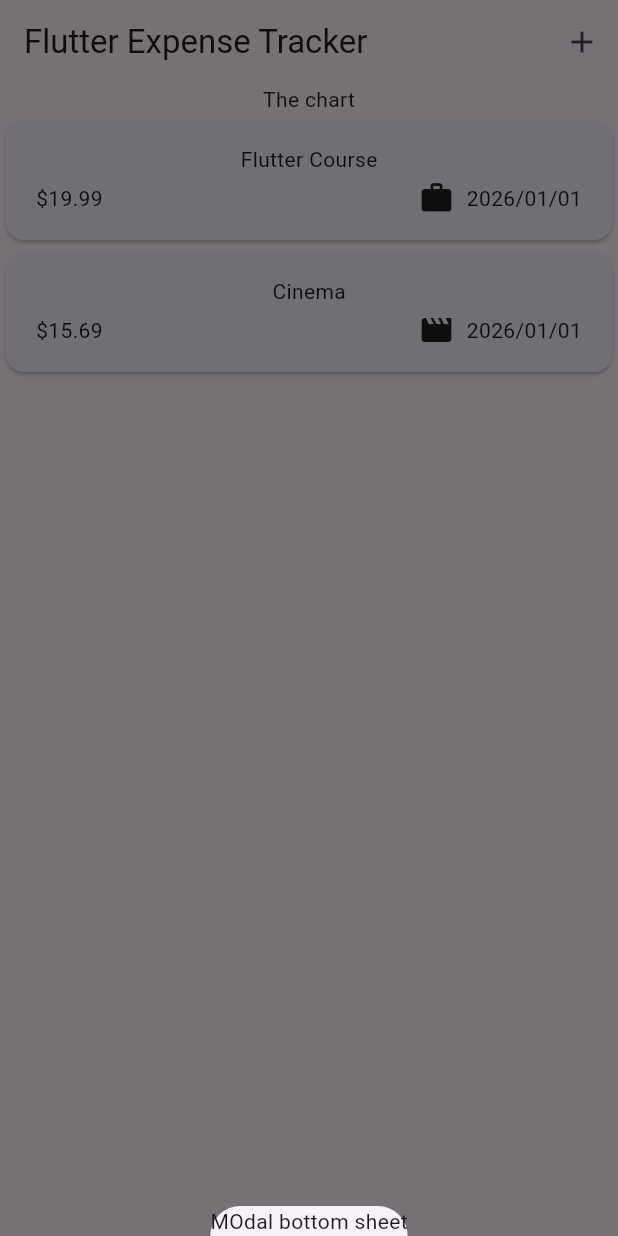
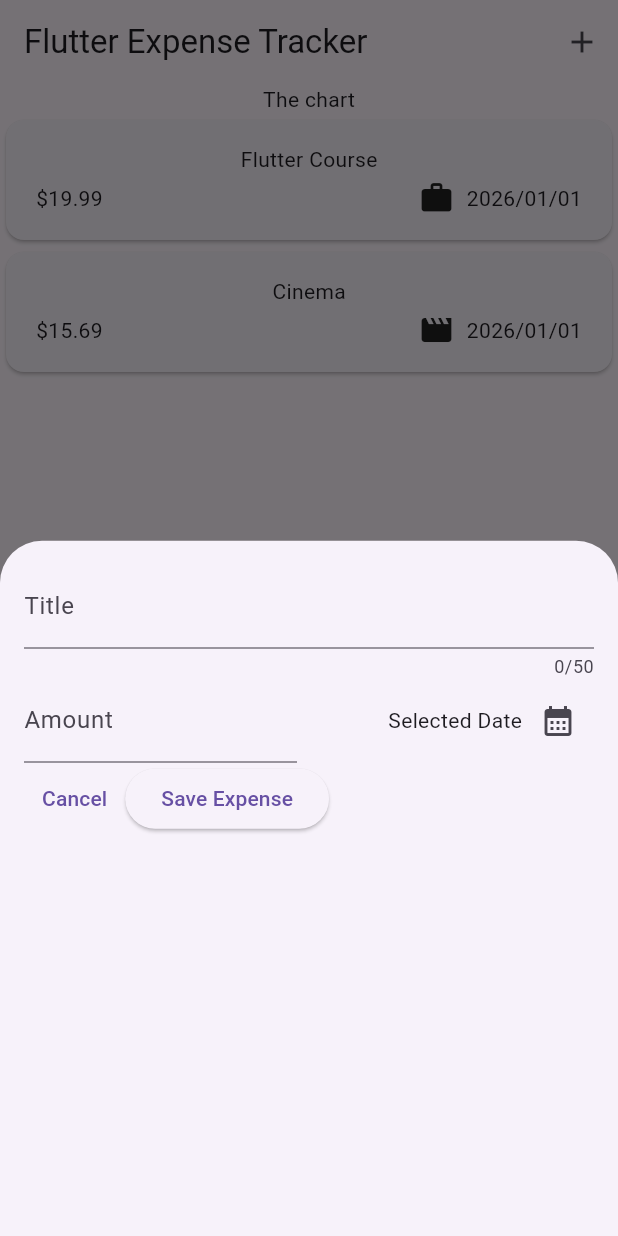
Before and after one commit to ted-parkhyunwoo/codepalette, a Flutter app: the screen it shows after launch, after a tap on the "add" icon, on a phone screen of 412 x 824 dp. Run offline on Flutter 3.47's test engine with Material 3 defaults, Android fonts, the phone set to English and light mode, and no system bars; our stand-ins replace google_fonts.

Commit message:
fix: add 버튼 누르면 새 가계부 등록 위젯 전개되도록 개선

```diff
--- a/skill_refine/current_courses/flutter/flutter_projects/expense_tracker/lib/widgets/expenses.dart
+++ b/skill_refine/current_courses/flutter/flutter_projects/expense_tracker/lib/widgets/expenses.dart
@@ -1,5 +1,6 @@
 import 'package:expense_tracker/widgets/expenses_list/expenses_list.dart';
 import 'package:expense_tracker/models/expense.dart';
+import 'package:expense_tracker/widgets/new_expense.dart';
 import 'package:flutter/material.dart';
 
 class Expenses extends StatefulWidget {
@@ -26,8 +27,12 @@
     ),
   ];
 
+  //! show ModalBottomSheet 는 context(현재 위젯의 주소: 위젯트리 위치정보 정도로 이해하면 됨)를 토대로 builder로 생성한 위젯을 화면 하단에 로드
   void _openAddExpenseOverlay() {
-    showModalBottomSheet(context: context, builder: (context) => Text("MOdal bottom sheet"));
+    showModalBottomSheet(
+      context: context,
+      builder: (context) => NewExpense(),
+    );
   }
 
   @override
--- a/skill_refine/current_courses/flutter/flutter_projects/expense_tracker/lib/widgets/expenses_list/expense_item.dart
+++ b/skill_refine/current_courses/flutter/flutter_projects/expense_tracker/lib/widgets/expenses_list/expense_item.dart
@@ -1,5 +1,8 @@
 import 'package:expense_tracker/models/expense.dart';
 import 'package:flutter/material.dart';
+
+// 각개의 Expense 를 widget으로 전환(Card)
+// ExpensesList에서 ListView로 로드하여 위젯으로 전환 사용중
 
 class ExpenseItem extends StatelessWidget {
   const ExpenseItem({super.key, required this.expense});
--- a/skill_refine/current_courses/flutter/flutter_projects/expense_tracker/lib/widgets/expenses_list/expenses_list.dart
+++ b/skill_refine/current_courses/flutter/flutter_projects/expense_tracker/lib/widgets/expenses_list/expenses_list.dart
@@ -9,6 +9,9 @@
 
   @override
   Widget build(BuildContext context) {
+    //! ListView.builder = itemCount 갯수만큼 itemBuilder로 List를 전개하여 표현(렌더링)할 위젯: ExpensiveItem을 설정
+    // map과 거의 동일하게 작동하나, ListView 는 필요한만큼만 지연하여 생성: 데이터가 많을 때 스크롤시 그때그때 생성
+    // map은 한번에 다 로드하기 때문에 앱이 멈춘것 처럼 표현 될 수 있음
     return ListView.builder(
       itemCount: expenses.length,
       itemBuilder: (context, index) =>
--- /dev/null
+++ b/skill_refine/current_courses/flutter/flutter_projects/expense_tracker/lib/widgets/new_expense.dart
@@ -0,0 +1,117 @@
+import 'package:flutter/material.dart';
+
+class NewExpense extends StatefulWidget {
+  const NewExpense({super.key});
+
+  @override
+  State<NewExpense> createState() => _NewExpenseState();
+}
+
+class _NewExpenseState extends State<NewExpense> {
+  // String _enteredTitle = '';     // controller 대신 onChanged로 직접 변수 대입방식 - 주석처리
+
+  //! dart는 보통 자동 회수하지만, 리스너 명시하면 자동회수 안되므로, 사용시에는 반드시 닫는것도 명시해야함 (dispose()참고)
+  // TextEditingController() 는 cpp의 stringstream 과 유사한 개념 .text로 꺼내씀
+  final _titleController = TextEditingController();
+  final _amountController = TextEditingController();
+
+  //! TextEditingController 방식 사용시 소멸자(정확히는 소멸자를 흉내낸 closer) 작성해줘야 gc 자원회수 힌트 명시됨
+  // 그냥 c++ 일상에서 쓰던 소멸자로 이해하면 편함. (java의 AutoClosable구현체 처리, close() 오버라이드처럼)
+  // 어느 언어든 입출력스트림 관련 모듈을 열었을 때 사용 후 리소스 해제를 위해 닫아줘야 하는 것 처럼 gc가 명시적으로 열린 _titleController 리스너를 dispose()를 시행하도록 유도
+  @override
+  void dispose() {
+    _titleController.dispose();
+    _amountController.dispose();
+    super.dispose();
+  }
+
+  // 날짜 선택기
+  void _presentDatePicker() {
+    final now = DateTime.now();
+    final firstDate = DateTime(now.year - 1, now.month, now.day);
+    showDatePicker(
+      context: context,
+      initialDate: now,
+      firstDate: firstDate,
+      lastDate: now,
+    );
+  }
+
+  @override
+  Widget build(BuildContext context) {
+    return Padding(
+      padding: EdgeInsets.all(16),
+      child: Column(
+        children: [
+          // 제목입력필드
+          TextField(
+            // 필드에 입력된 문자열을 변수 _enteredTitle 로 저장하기 위한 함수연결 방식 - 주석처리
+            // onChanged: (str) => _enteredTitle = str,
+
+            // 리스너 사용방식으로 대체.
+            controller: _titleController,
+            // 필드에 입력된 문자열 길이 제한 파라미터 : 0/50 형식으로 하단표기
+            maxLength: 50,
+            // 라벨을 적기 위해 데코레이션 설정: InputDecoration(label: ) 로 지정
+            decoration: InputDecoration(label: Text("Title")),
+          ),
+
+          Row(
+            children: [
+              Expanded(
+                // 소비금액 입력필드
+                child: TextField(
+                  controller: _amountController,
+                  // 숫자만 사용할 수 있도록 키보드 타입을 숫자패드로 명시
+                  keyboardType: TextInputType.number,
+                  decoration: InputDecoration(
+                    // 필드 선택시 달러표시 추가되며, 필드에 저장되는 string엔 영향 없음
+                    prefixText: '\$ ',
+                    label: Text("Amount"),
+                  ),
+                ),
+              ),
+
+              const SizedBox(width: 16),
+
+              Expanded(
+                child: Row(
+                  mainAxisAlignment: MainAxisAlignment.end,
+                  crossAxisAlignment: CrossAxisAlignment.center,
+                  children: [
+                    const Text("Selected Date"),
+                    IconButton(
+                      onPressed: _presentDatePicker,
+                      icon: const Icon(Icons.calendar_month),
+                    ),
+                  ],
+                ),
+              ),
+            ],
+          ),
+
+          Row(
+            children: [
+              // 닫기버튼
+              TextButton(
+                //! Navigator.pop 으로 위젯을 닫는 방법임
+                onPressed: () => Navigator.pop(context),
+                child: const Text("Cancel"),
+              ),
+
+              // 가계부 추가버튼
+              ElevatedButton(
+                onPressed: () {
+                  // print(_enteredTitle);
+                  print(_titleController.text);
+                  print(_amountController.text);
+                },
+                child: Text("Save Expense"),
+              ),
+            ],
+          ),
+        ],
+      ),
+    );
+  }
+}
```
